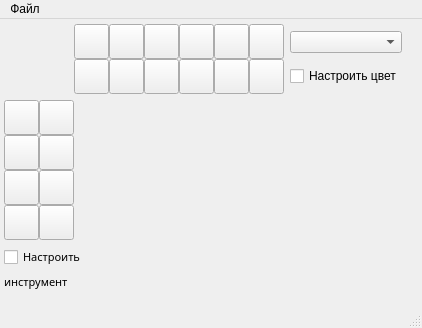
This is UI/painter.ui in MaksMesh/UTI as Qt 5 draws it before an edit. The edited form follows.
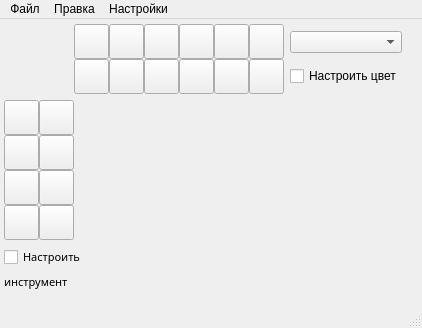
This is the edited form.

Commit message: Улучшение граф редактора

```diff
--- a/UI/painter.ui
+++ b/UI/painter.ui
@@ -598,7 +598,23 @@
     <addaction name="save_png_act"/>
     <addaction name="exit_act"/>
    </widget>
+   <widget class="QMenu" name="menu_2">
+    <property name="title">
+     <string>Правка</string>
+    </property>
+    <addaction name="back_act"/>
+    <addaction name="straight_act"/>
+   </widget>
+   <widget class="QMenu" name="menu_3">
+    <property name="title">
+     <string>Настройки</string>
+    </property>
+    <addaction name="num_images_act"/>
+    <addaction name="theme_act"/>
+   </widget>
    <addaction name="menu"/>
+   <addaction name="menu_2"/>
+   <addaction name="menu_3"/>
   </widget>
   <widget class="QStatusBar" name="statusbar"/>
   <action name="open_file_act">
```
Left out of the diff: 20 changed lines with no effect on the pictures. The commit also changes 1 other file.
